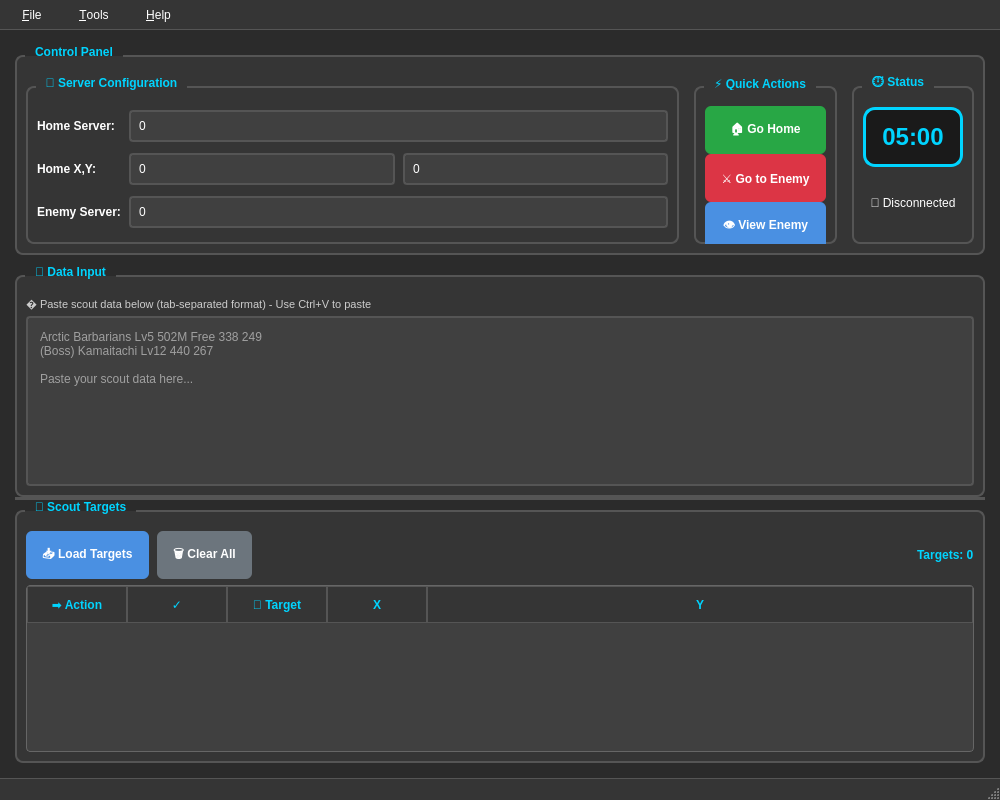
First picture: the form in iScoutToolModern.ui, repository wldfyre/iScoutTool, before the edit.
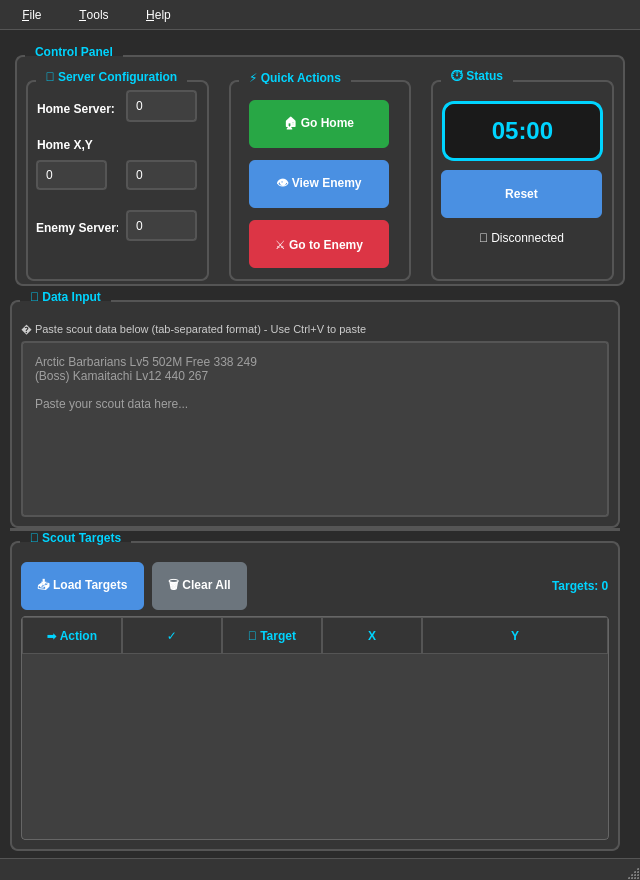
Second picture: the form after the edit.

Commit message: resized window to be more slim, and added timer reset button

```diff
--- a/iScoutToolModern.ui
+++ b/iScoutToolModern.ui
@@ -6,8 +6,8 @@
    <rect>
     <x>0</x>
     <y>0</y>
-    <width>1000</width>
-    <height>800</height>
+    <width>640</width>
+    <height>880</height>
    </rect>
   </property>
   <property name="windowTitle">
@@ -180,42 +180,64 @@
 }</string>
   </property>
   <widget class="QWidget" name="centralwidget">
-   <layout class="QVBoxLayout" name="mainLayout">
-    <property name="spacing">
-     <number>10</number>
-    </property>
-    <property name="leftMargin">
-     <number>15</number>
-    </property>
-    <property name="topMargin">
-     <number>15</number>
-    </property>
-    <property name="rightMargin">
-     <number>15</number>
-    </property>
-    <property name="bottomMargin">
-     <number>15</number>
-    </property>
-    <item>
      <widget class="QGroupBox" name="controlGroup">
+    <property name="geometry">
+     <rect>
+      <x>15</x>
+      <y>15</y>
+      <width>610</width>
+      <height>241</height>
+     </rect>
+    </property>
+    <property name="minimumSize">
+     <size>
+      <width>0</width>
+      <height>38</height>
+     </size>
+    </property>
       <property name="title">
        <string>Control Panel</string>
       </property>
       <layout class="QHBoxLayout" name="controlLayout">
        <property name="spacing">
-        <number>15</number>
+      <number>20</number>
+     </property>
+     <property name="topMargin">
+      <number>3</number>
+     </property>
+     <property name="bottomMargin">
+      <number>3</number>
        </property>
        <item>
         <widget class="QGroupBox" name="serverGroup">
          <property name="title">
           <string>🌐 Server Configuration</string>
          </property>
-         <layout class="QGridLayout" name="serverGrid">
-          <property name="spacing">
-           <number>8</number>
-          </property>
-          <item row="2" column="1">
-           <widget class="QLineEdit" name="intEnemyServer">
+    <widget class="QLabel" name="lblEnemyServer">
+     <property name="geometry">
+      <rect>
+       <x>10</x>
+       <y>150</y>
+       <width>82</width>
+       <height>16</height>
+      </rect>
+     </property>
+     <property name="styleSheet">
+      <string notr="true">color: #ffffff; font-weight: bold;</string>
+     </property>
+     <property name="text">
+      <string>Enemy Server:</string>
+     </property>
+    </widget>
+    <widget class="QLineEdit" name="intHomeServer">
+     <property name="geometry">
+      <rect>
+       <x>100</x>
+       <y>20</y>
+       <width>71</width>
+       <height>32</height>
+      </rect>
+     </property>
             <property name="inputMask">
              <string>9999</string>
             </property>
@@ -223,12 +245,18 @@
              <string>0</string>
             </property>
             <property name="placeholderText">
-             <string>5678</string>
-            </property>
-           </widget>
-          </item>
-          <item row="1" column="0">
+      <string>1234</string>
+     </property>
+    </widget>
            <widget class="QLabel" name="lblHomeCoords">
+     <property name="geometry">
+      <rect>
+       <x>11</x>
+       <y>67</y>
+       <width>56</width>
+       <height>16</height>
+      </rect>
+     </property>
             <property name="styleSheet">
              <string notr="true">color: #ffffff; font-weight: bold;</string>
             </property>
@@ -236,9 +264,34 @@
              <string>Home X,Y:</string>
             </property>
            </widget>
-          </item>
-          <item row="0" column="0">
+    <widget class="QLineEdit" name="intEnemyServer">
+     <property name="geometry">
+      <rect>
+       <x>100</x>
+       <y>140</y>
+       <width>71</width>
+       <height>31</height>
+      </rect>
+     </property>
+     <property name="inputMask">
+      <string>9999</string>
+     </property>
+     <property name="text">
+      <string>0</string>
+     </property>
+     <property name="placeholderText">
+      <string>5678</string>
+     </property>
+    </widget>
            <widget class="QLabel" name="lblHomeServer">
+     <property name="geometry">
+      <rect>
+       <x>11</x>
+       <y>31</y>
+       <width>77</width>
+       <height>16</height>
+      </rect>
+     </property>
             <property name="styleSheet">
              <string notr="true">color: #ffffff; font-weight: bold;</string>
             </property>
@@ -246,24 +299,21 @@
              <string>Home Server:</string>
             </property>
            </widget>
-          </item>
-          <item row="0" column="1">
-           <widget class="QLineEdit" name="intHomeServer">
-            <property name="inputMask">
-             <string>9999</string>
-            </property>
-            <property name="text">
-             <string>0</string>
-            </property>
-            <property name="placeholderText">
-             <string>1234</string>
-            </property>
-           </widget>
-          </item>
-          <item row="1" column="1">
-           <layout class="QHBoxLayout" name="homeCoordLayout">
-            <item>
              <widget class="QLineEdit" name="intHomeXLoc">
+     <property name="geometry">
+      <rect>
+       <x>10</x>
+       <y>90</y>
+       <width>71</width>
+       <height>30</height>
+      </rect>
+     </property>
+     <property name="maximumSize">
+      <size>
+       <width>16777215</width>
+       <height>30</height>
+      </size>
+     </property>
               <property name="inputMask">
                <string>9999</string>
               </property>
@@ -274,9 +324,21 @@
                <string>X</string>
               </property>
              </widget>
-            </item>
-            <item>
              <widget class="QLineEdit" name="intHomeYLoc">
+     <property name="geometry">
+      <rect>
+       <x>100</x>
+       <y>90</y>
+       <width>71</width>
+       <height>30</height>
+      </rect>
+     </property>
+     <property name="maximumSize">
+      <size>
+       <width>16777215</width>
+       <height>30</height>
+      </size>
+     </property>
               <property name="inputMask">
                <string>9999</string>
               </property>
@@ -287,20 +349,6 @@
                <string>Y</string>
               </property>
              </widget>
-            </item>
-           </layout>
-          </item>
-          <item row="2" column="0">
-           <widget class="QLabel" name="lblEnemyServer">
-            <property name="styleSheet">
-             <string notr="true">color: #ffffff; font-weight: bold;</string>
-            </property>
-            <property name="text">
-             <string>Enemy Server:</string>
-            </property>
-           </widget>
-          </item>
-         </layout>
         </widget>
        </item>
        <item>
@@ -308,59 +356,45 @@
          <property name="title">
           <string>⚡ Quick Actions</string>
          </property>
-         <layout class="QVBoxLayout" name="actionLayout">
-          <property name="spacing">
-           <number>0</number>
-          </property>
-          <property name="sizeConstraint">
-           <enum>QLayout::SetNoConstraint</enum>
-          </property>
-          <property name="topMargin">
-           <number>0</number>
-          </property>
-          <property name="bottomMargin">
-           <number>0</number>
-          </property>
-          <item>
-           <widget class="QPushButton" name="btnIScoutGoHome">
-            <property name="maximumSize">
-             <size>
-              <width>16777215</width>
-              <height>32</height>
-             </size>
-            </property>
-            <property name="text">
-             <string>🏠 Go Home</string>
-            </property>
-           </widget>
-          </item>
-          <item>
            <widget class="QPushButton" name="btnIScoutGoEnemy">
-            <property name="maximumSize">
-             <size>
-              <width>16777215</width>
-              <height>32</height>
-             </size>
+        <property name="geometry">
+         <rect>
+          <x>20</x>
+          <y>150</y>
+          <width>140</width>
+          <height>48</height>
+         </rect>
             </property>
             <property name="text">
              <string>⚔️ Go to Enemy</string>
             </property>
            </widget>
-          </item>
-          <item>
            <widget class="QPushButton" name="btnViewEnemy">
-            <property name="maximumSize">
-             <size>
-              <width>16777215</width>
-              <height>32</height>
-             </size>
+        <property name="geometry">
+         <rect>
+          <x>20</x>
+          <y>90</y>
+          <width>140</width>
+          <height>48</height>
+         </rect>
             </property>
             <property name="text">
              <string>👁️ View Enemy</string>
             </property>
            </widget>
-          </item>
-         </layout>
+       <widget class="QPushButton" name="btnIScoutGoHome">
+        <property name="geometry">
+         <rect>
+          <x>20</x>
+          <y>30</y>
+          <width>140</width>
+          <height>48</height>
+         </rect>
+        </property>
+        <property name="text">
+         <string>🏠 Go Home</string>
+        </property>
+       </widget>
         </widget>
        </item>
        <item>
@@ -368,9 +402,15 @@
          <property name="title">
           <string>⏱️ Status</string>
          </property>
-         <layout class="QVBoxLayout" name="statusLayout">
-          <item>
            <widget class="QLabel" name="lblTimer">
+        <property name="geometry">
+         <rect>
+          <x>11</x>
+          <y>31</y>
+          <width>161</width>
+          <height>60</height>
+         </rect>
+        </property>
             <property name="minimumSize">
              <size>
               <width>100</width>
@@ -384,9 +424,28 @@
              <set>Qt::AlignCenter</set>
             </property>
            </widget>
-          </item>
-          <item>
+       <widget class="QPushButton" name="btnReset">
+        <property name="geometry">
+         <rect>
+          <x>10</x>
+          <y>100</y>
+          <width>161</width>
+          <height>48</height>
+         </rect>
+        </property>
+        <property name="text">
+         <string>Reset</string>
+        </property>
+       </widget>
            <widget class="QLabel" name="lblConnectionStatus">
+        <property name="geometry">
+         <rect>
+          <x>10</x>
+          <y>160</y>
+          <width>161</width>
+          <height>16</height>
+         </rect>
+        </property>
             <property name="text">
              <string>🔴 Disconnected</string>
             </property>
@@ -394,15 +453,19 @@
              <set>Qt::AlignCenter</set>
             </property>
            </widget>
-          </item>
-         </layout>
         </widget>
        </item>
       </layout>
      </widget>
-    </item>
-    <item>
      <widget class="QSplitter" name="mainSplitter">
+    <property name="geometry">
+     <rect>
+      <x>10</x>
+      <y>260</y>
+      <width>610</width>
+      <height>561</height>
+     </rect>
+    </property>
       <property name="orientation">
        <enum>Qt::Vertical</enum>
       </property>
@@ -410,6 +473,12 @@
        <bool>false</bool>
       </property>
       <widget class="QGroupBox" name="inputGroup">
+     <property name="minimumSize">
+      <size>
+       <width>0</width>
+       <height>90</height>
+      </size>
+     </property>
        <property name="title">
         <string>📝 Data Input</string>
        </property>
@@ -420,7 +489,10 @@
         <item>
          <layout class="QHBoxLayout" name="compactInputHeader">
           <property name="spacing">
-           <number>10</number>
+         <number>15</number>
+        </property>
+        <property name="rightMargin">
+         <number>30</number>
           </property>
           <item>
            <widget class="QLabel" name="lblInstructions">
@@ -447,6 +519,12 @@
        </layout>
       </widget>
       <widget class="QGroupBox" name="targetGroup">
+     <property name="minimumSize">
+      <size>
+       <width>0</width>
+       <height>320</height>
+      </size>
+     </property>
        <property name="title">
         <string>🎯 Scout Targets</string>
        </property>
@@ -548,8 +626,6 @@
        </layout>
       </widget>
      </widget>
-    </item>
-   </layout>
   </widget>
   <widget class="QStatusBar" name="statusbar">
    <property name="styleSheet">
@@ -565,7 +641,7 @@
     <rect>
      <x>0</x>
      <y>0</y>
-     <width>1000</width>
+     <width>640</width>
      <height>32</height>
     </rect>
    </property>
```
Lines whose indentation alone changed are shown as unchanged. The commit also changes 9 other files.
